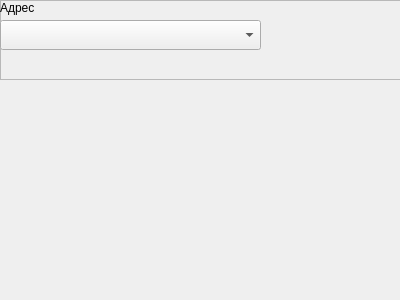
First picture: the form in m_cfg/unitWidgets/widget_rlm_c.ui, repository xXRadioHeadXx/start7, before the edit.
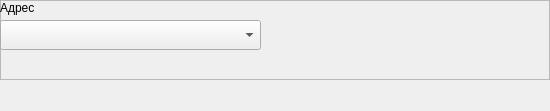
Second picture: the form after the edit.

```diff
--- a/m_cfg/unitWidgets/widget_rlm_c.ui
+++ b/m_cfg/unitWidgets/widget_rlm_c.ui
@@ -6,8 +6,8 @@
    <rect>
     <x>0</x>
     <y>0</y>
-    <width>400</width>
-    <height>300</height>
+    <width>550</width>
+    <height>111</height>
    </rect>
   </property>
   <property name="windowTitle">
```
